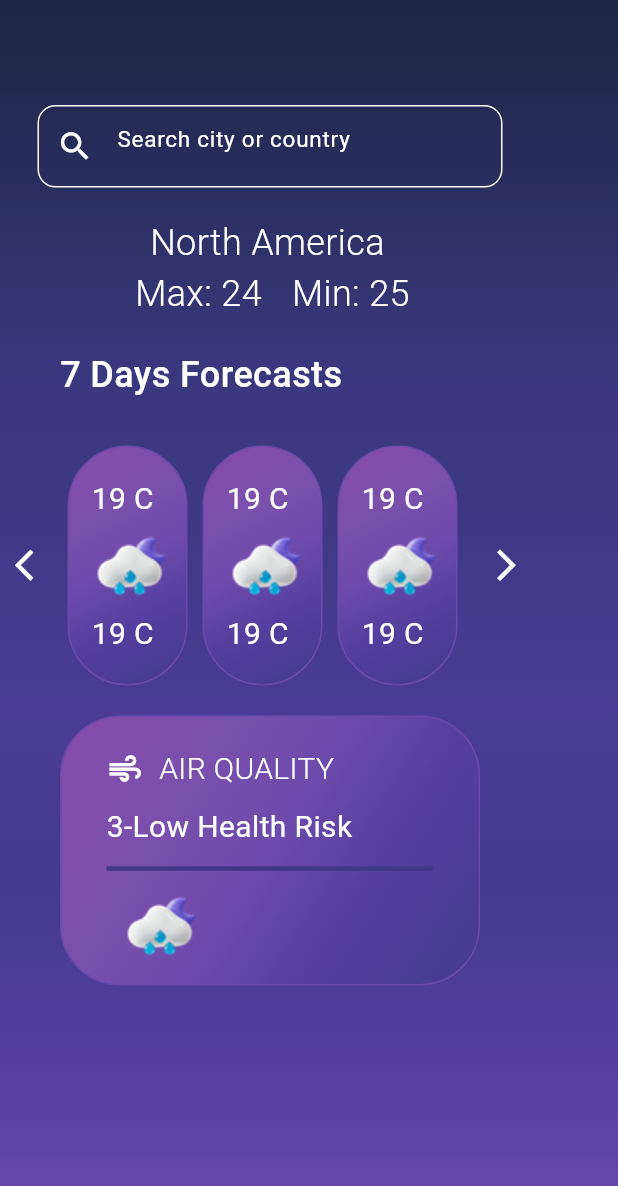
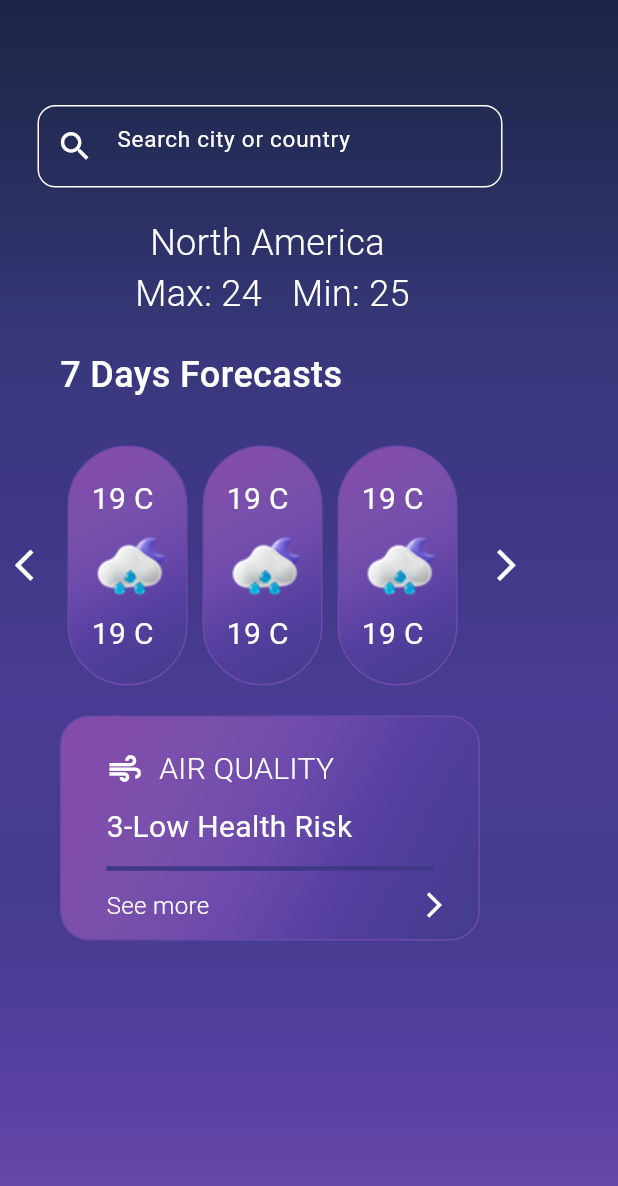
Before and after one commit to adeenazara2002/Weather-Forecast-App, a Flutter app: the screen it shows after launch, on a phone screen of 412 x 824 dp. Shown: the top 1186 px of the screen. Run offline on Flutter 3.47's test engine with Material 3 defaults, Android fonts, the phone set to English and light mode, and no system bars.

Commit message:
Forecast Screen

```diff
--- a/lib/Screens/forecast.dart
+++ b/lib/Screens/forecast.dart
@@ -428,7 +428,7 @@ class _ForecastState extends State<Forecast> {
               children: [
                 Container(
                   margin: EdgeInsets.only(left: 40, right: 40),
-                  height: 180,
+                  height: 150,
                   width: 280,
                   decoration: BoxDecoration(
                     gradient: LinearGradient(
@@ -443,7 +443,7 @@ class _ForecastState extends State<Forecast> {
                         Color.fromRGBO(67, 59, 141, 1.0), // Darkest shade
                       ],
                     ),
-                    borderRadius: BorderRadius.circular(40),
+                    borderRadius: BorderRadius.circular(20),
                     border: Border.all(
                       color: Color.fromRGBO(108, 74, 171, 1.0),
                     ),
@@ -502,34 +502,29 @@ class _ForecastState extends State<Forecast> {
                                   endIndent: 30, // Space from the right
                                 ),
 
+
                                 // === SECOND ROW ===
-
                                 SizedBox(
-                                  height: 10,
-                                ),
-
-                                Row(
-                                  children: [
-                                    Padding(padding: EdgeInsets.only(left: 40)),
-                                    Image.asset('assets/images/moonCloud.png'),
-                                  ],
-                                ),
-
-                                // === THIRD ROW ===
-                                SizedBox(
-                                  height: 10,
+                                  height: 5,
                                 ),
                                 Row(
                                   children: [
-                                    Padding(padding: EdgeInsets.only(left: 40)),
-                                    // Text(
-                                    //   '19 C',
-                                    //   style: TextStyle(
-                                    //     color: Colors.white,
-                                    //     fontSize: 20,
-                                    //     fontWeight: FontWeight.w400,
-                                    //   ),
-                                    // ),
+                                    Padding(padding: EdgeInsets.only(left: 30)),
+                                    Text(
+                                      'See more',
+                                      style: TextStyle(
+                                        color: Colors.white,
+                                        fontSize: 16,
+                                        fontWeight: FontWeight.w300,
+                                      ),
+                                    ),
+
+                                    Padding(padding: EdgeInsets.only(left: 140)),
+                              Icon(
+                                Icons.arrow_forward_ios,
+                                color: Colors.white,
+                                size: 20,
+                              ),
                                   ],
                                 ),
                               ],
```
